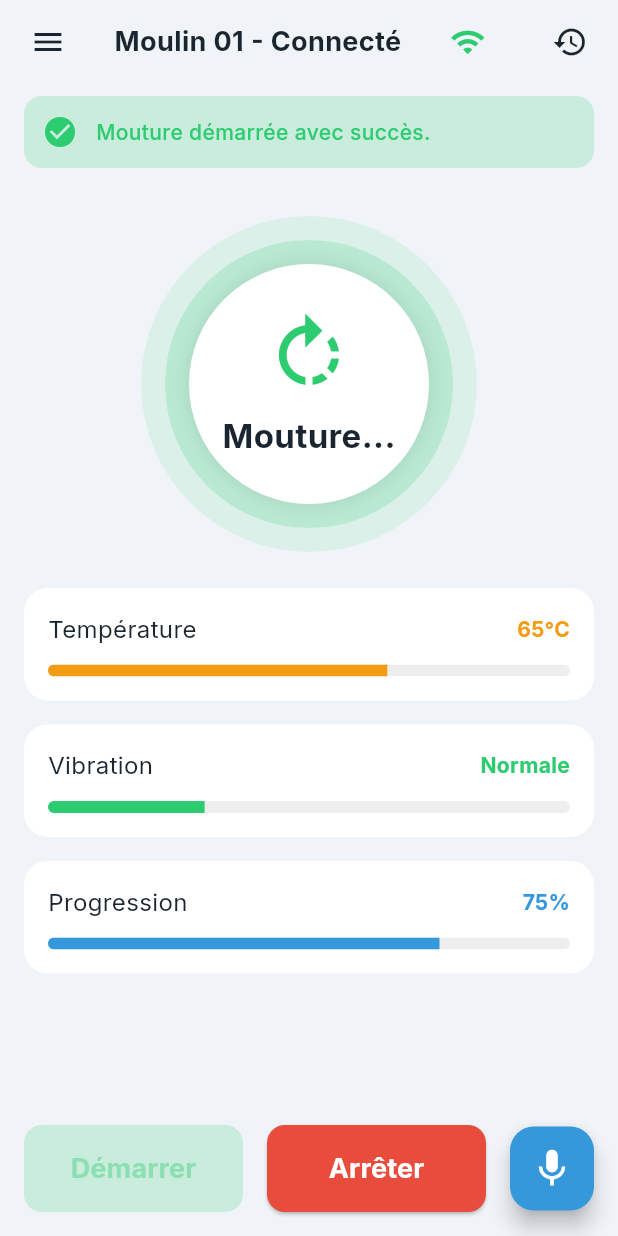
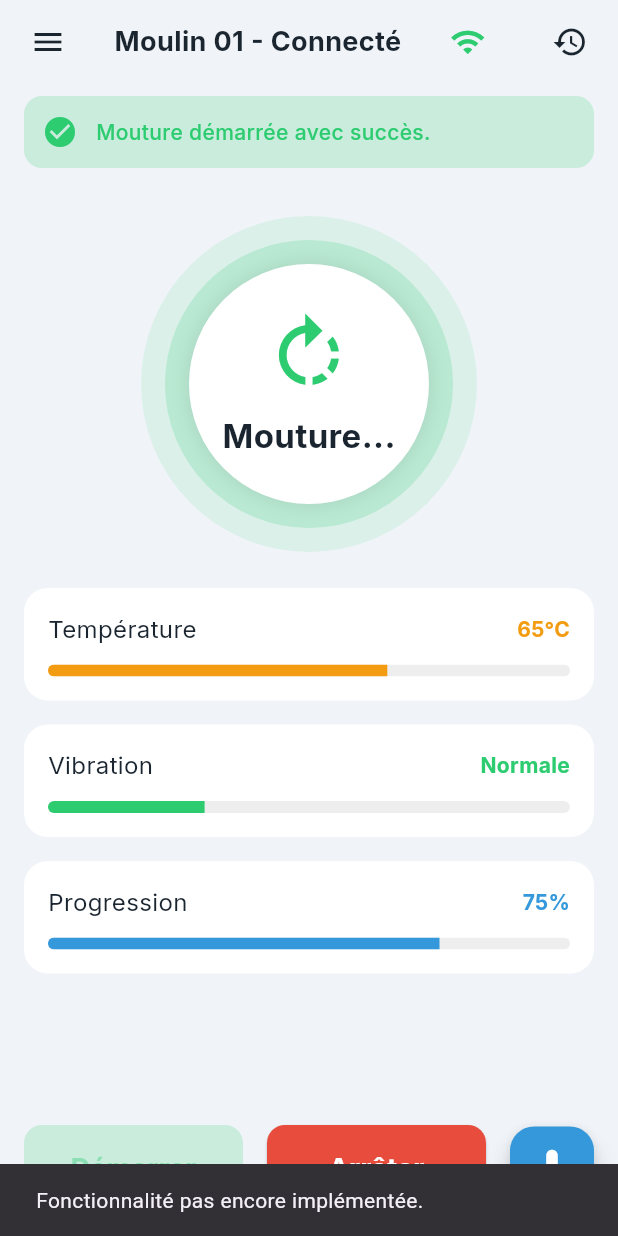
Before and after one commit to abib-devok/sunu_moulinSMARTECO, a Flutter app: the MillingControlScreen screen opened directly, after a tap on the "menu" icon, on a phone screen of 412 x 824 dp. Run offline on Flutter 3.47's test engine with Material 3 defaults, Android fonts, the phone set to English and light mode, and no system bars; our stand-ins replace flutter_blue_plus, flutter_riverpod, flutter_screenutil, flutter_tts, google_fonts, hive_flutter and 1 more; accounts and stored records are empty; network calls fail.

Commit message:
fix: Make all UI elements interactive
This commit addresses the feedback from the previous code review by making all UI elements interactive.

Key changes:
- All back arrows now use `Navigator.pop(context)` to return to the previous screen.
- The language button on the login screen now navigates back to the language selection screen.
- All other non-implemented buttons (Menu, Help, Voice, Stop, etc.) now display a `SnackBar` with the message "Fonctionnalité pas encore implémentée" to provide user feedback.
- This change makes the prototype feel more responsive and complete from a user's perspective.

```diff
--- a/sunu_moulin_smarteco/lib/screens/auth/login_screen.dart
+++ b/sunu_moulin_smarteco/lib/screens/auth/login_screen.dart
@@ -26,9 +26,7 @@ class LoginScreen extends StatelessWidget {
                 padding: const EdgeInsets.symmetric(horizontal: 16.0, vertical: 8.0),
                 child: IconButton(
                   icon: Icon(Icons.language, color: textColor.withOpacity(0.7)),
-                  onPressed: () {
-                    // TODO: Revenir à l'écran de sélection de la langue ou afficher un menu.
-                  },
+                  onPressed: () => Navigator.of(context).pop(),
                 ),
               ),
             ),
@@ -130,7 +128,9 @@ class LoginScreen extends StatelessWidget {
       // Bouton flottant pour la commande vocale.
       floatingActionButton: FloatingActionButton(
         onPressed: () {
-          // TODO: Activer l'écoute pour la commande vocale.
+          ScaffoldMessenger.of(context).showSnackBar(
+            const SnackBar(content: Text('Fonctionnalité pas encore implémentée.')),
+          );
         },
         backgroundColor: primaryColor,
         child: const Icon(Icons.mic, color: Colors.white, size: 32),
--- a/sunu_moulin_smarteco/lib/screens/milling/milling_control_screen.dart
+++ b/sunu_moulin_smarteco/lib/screens/milling/milling_control_screen.dart
@@ -69,7 +69,7 @@ class MillingControlScreen extends StatelessWidget {
             ),
 
             // Boutons d'action en bas de page.
-            _buildActionButtons(primaryColor, accentRed, accentBlue),
+            _buildActionButtons(context, primaryColor, accentRed, accentBlue),
           ],
         ),
       ),
@@ -83,7 +83,14 @@ class MillingControlScreen extends StatelessWidget {
       child: Row(
         mainAxisAlignment: MainAxisAlignment.spaceBetween,
         children: [
-          IconButton(icon: Icon(Icons.menu, color: textColor), onPressed: () {}),
+          IconButton(
+            icon: Icon(Icons.menu, color: textColor),
+            onPressed: () {
+              ScaffoldMessenger.of(context).showSnackBar(
+                const SnackBar(content: Text('Fonctionnalité pas encore implémentée.')),
+              );
+            },
+          ),
           Text(
             'Moulin 01 - Connecté',
             style: GoogleFonts.inter(
@@ -189,7 +196,7 @@ class MillingControlScreen extends StatelessWidget {
   }
 
   // Construit la section des boutons d'action.
-  Widget _buildActionButtons(Color primaryColor, Color accentRed, Color accentBlue) {
+  Widget _buildActionButtons(BuildContext context, Color primaryColor, Color accentRed, Color accentBlue) {
     return Padding(
       padding: const EdgeInsets.all(16.0),
       child: Row(
@@ -216,7 +223,11 @@ class MillingControlScreen extends StatelessWidget {
           const SizedBox(width: 16),
           Expanded(
             child: ElevatedButton(
-              onPressed: () {},
+              onPressed: () {
+                ScaffoldMessenger.of(context).showSnackBar(
+                  const SnackBar(content: Text('Fonctionnalité pas encore implémentée.')),
+                );
+              },
               style: ElevatedButton.styleFrom(
                 backgroundColor: accentRed,
                 padding: const EdgeInsets.symmetric(vertical: 16),
@@ -234,7 +245,11 @@ class MillingControlScreen extends StatelessWidget {
           ),
           const SizedBox(width: 16),
           FloatingActionButton(
-            onPressed: () {},
+            onPressed: () {
+              ScaffoldMessenger.of(context).showSnackBar(
+                const SnackBar(content: Text('Fonctionnalité pas encore implémentée.')),
+              );
+            },
             backgroundColor: accentBlue,
             child: const Icon(Icons.mic, color: Colors.white, size: 30),
           ),
```
Also changed, not shown: sunu_moulin_smarteco/lib/screens/history/milling_history_screen.dart (+9 -2 lines), sunu_moulin_smarteco/lib/screens/home/connect_to_mill_screen.dart (+21 -6 lines), sunu_moulin_smarteco/lib/screens/milling/milling_setup_screen.dart (+9 -2 lines).
